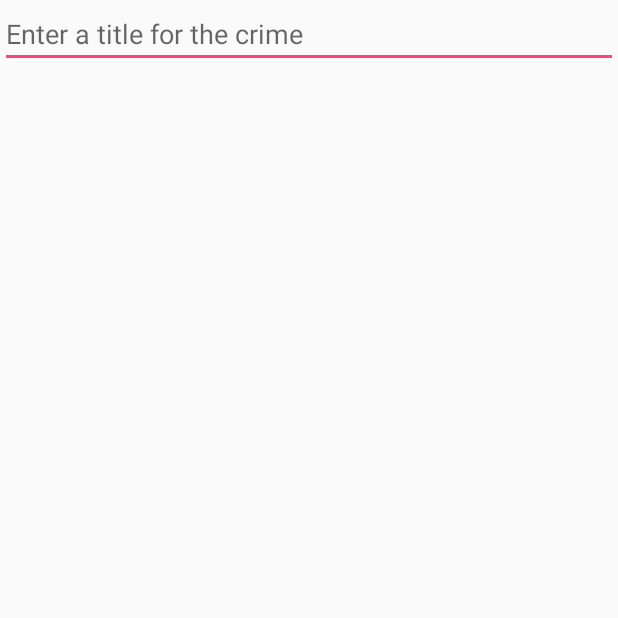
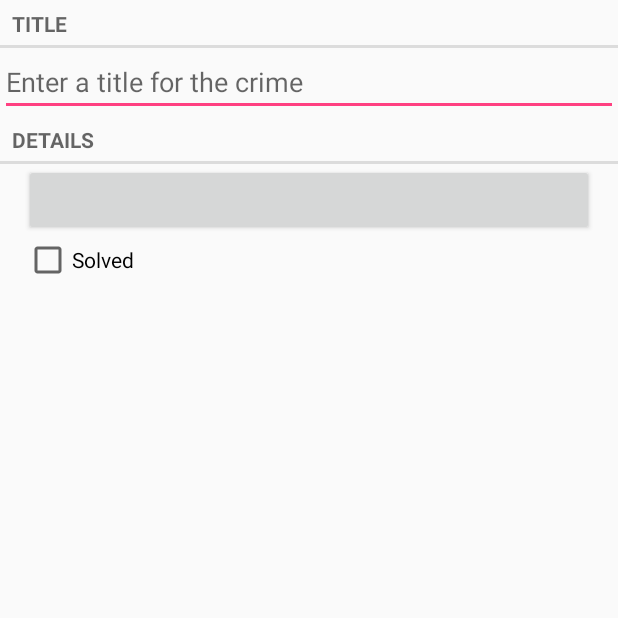
Before and after one commit to burdianov/CriminalIntent, an Android app: the screen it shows after launch (CrimeActivity), on a phone screen of 412 x 824 dp, the top half of it. Run offline under Robolectric (Android 15) with nearby library versions, the phone set to English and light mode, and no system bars.

Commit message:
Build the fragment layout

```diff
--- a/app/src/main/res/layout/fragment_crime.xml
+++ b/app/src/main/res/layout/fragment_crime.xml
@@ -5,10 +5,35 @@
     android:layout_height="match_parent"
     android:orientation="vertical">
 
+    <TextView
+        android:text="@string/crime_title_label"
+        style="?android:listSeparatorTextViewStyle"
+        android:layout_width="match_parent"
+        android:layout_height="wrap_content"/>
     <EditText
         android:id="@+id/crime_title"
         android:hint="@string/crime_title_hint"
         android:layout_width="match_parent"
         android:layout_height="wrap_content"/>
 
+    <TextView
+        android:text="@string/crime_details_label"
+        style="?android:listSeparatorTextViewStyle"
+        android:layout_width="match_parent"
+        android:layout_height="wrap_content"/>
+
+    <Button
+        android:id="@+id/crime_date"
+        android:layout_marginLeft="16dp"
+        android:layout_marginRight="16dp"
+        android:layout_width="match_parent"
+        android:layout_height="wrap_content"/>
+
+    <CheckBox
+        android:id="@+id/crime_solved"
+        android:text="@string/crime_solved_label"
+        android:layout_marginLeft="16dp"
+        android:layout_marginRight="16dp"
+        android:layout_width="match_parent"
+        android:layout_height="wrap_content"/>
 </LinearLayout>
--- a/app/src/main/res/values/strings.xml
+++ b/app/src/main/res/values/strings.xml
@@ -1,4 +1,7 @@
 <resources>
     <string name="app_name">CriminalIntent</string>
+    <string name="crime_details_label">Details</string>
+    <string name="crime_solved_label">Solved</string>
     <string name="crime_title_hint">Enter a title for the crime</string>
+    <string name="crime_title_label">Title</string>
 </resources>
```
